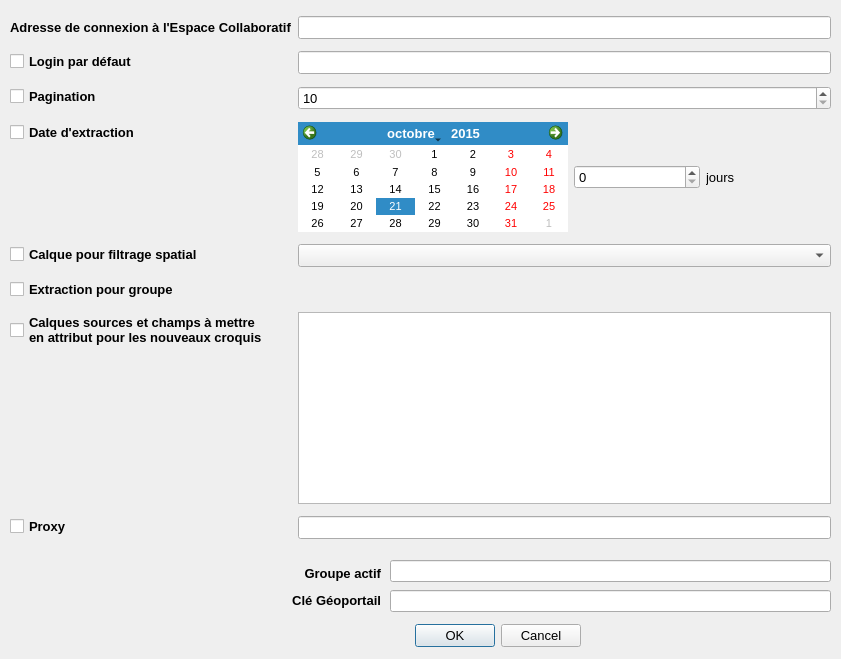
The window that FormConfigurerRipart_base.ui (IGNF/espace-collaboratif-qgis-plugin) describes before a commit, drawn with Qt 5.
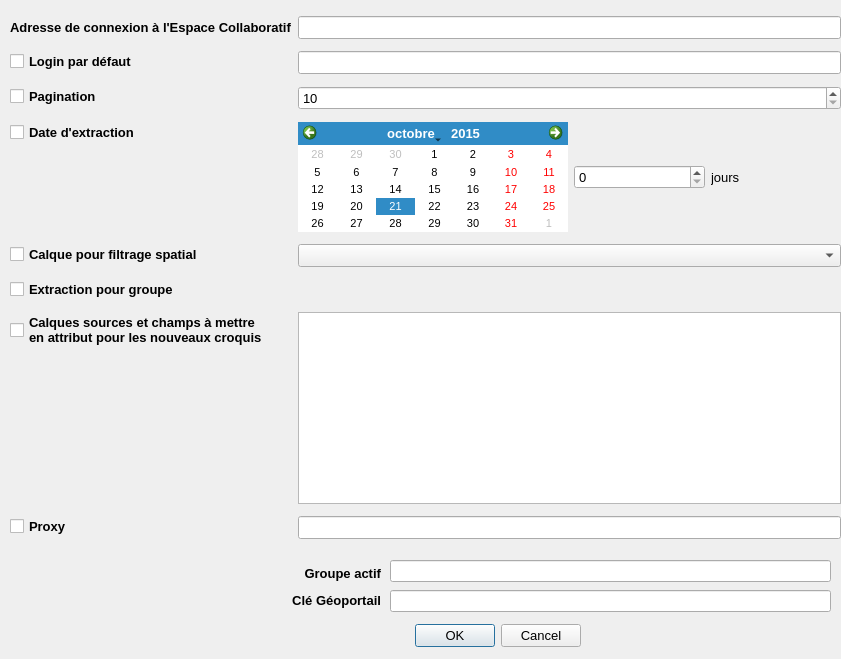
The same window after the commit. Icons and pictures are not drawn.

The edit to the form file:
```diff
--- a/FormConfigurerRipart_base.ui
+++ b/FormConfigurerRipart_base.ui
@@ -46,7 +46,7 @@
     <rect>
      <x>10</x>
      <y>10</y>
-     <width>821</width>
+     <width>831</width>
      <height>541</height>
     </rect>
    </property>
```
Left out of the diff: 2 changed lines with no effect on the pictures.
